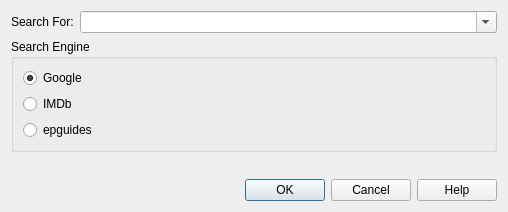
Qt form src/websearchdialog.ui (rweather/tvguide) before a commit.
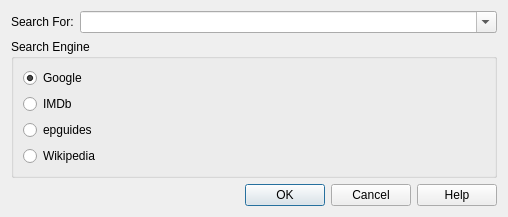
The same form after that commit.

Commit message: Add wikipedia to the list of search engines

Patch:
```diff
--- a/src/websearchdialog.ui
+++ b/src/websearchdialog.ui
@@ -77,6 +77,16 @@
         </property>
        </widget>
       </item>
+      <item>
+       <widget class="QRadioButton" name="wikipedia">
+        <property name="text">
+         <string>Wikipedia</string>
+        </property>
+        <property name="url" stdset="0">
+         <string>http://en.wikipedia.org/wiki/Special:Search?search=</string>
+        </property>
+       </widget>
+      </item>
      </layout>
     </widget>
    </item>
```
Left out of the diff: 1 changed line with no effect on the pictures.
